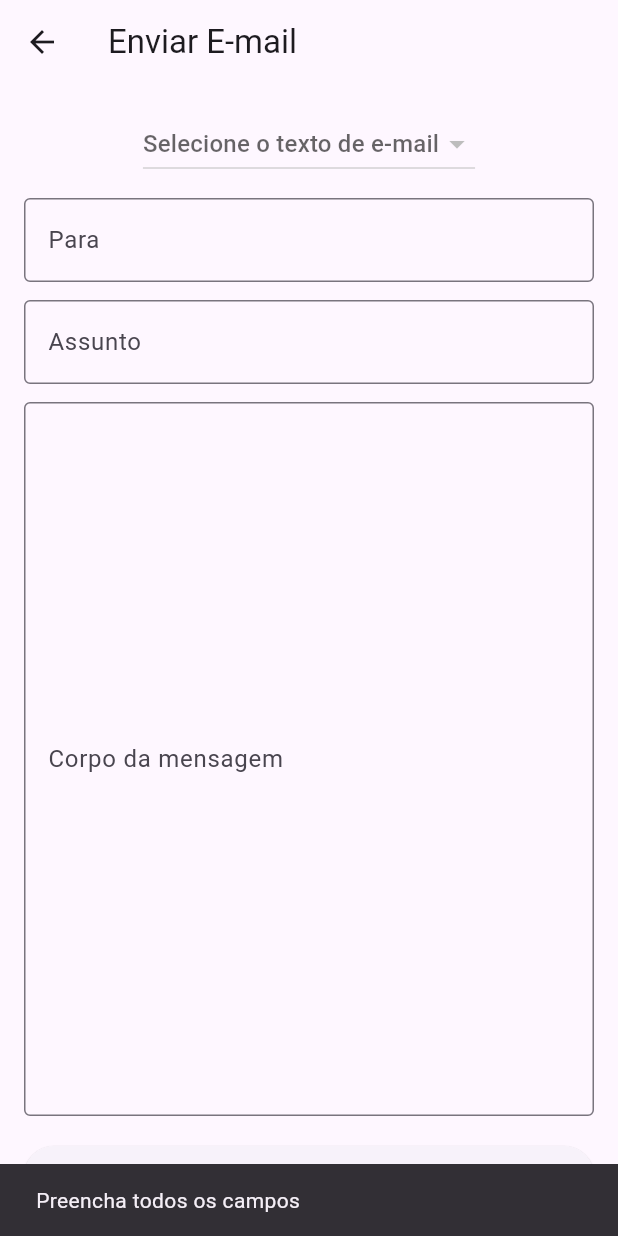
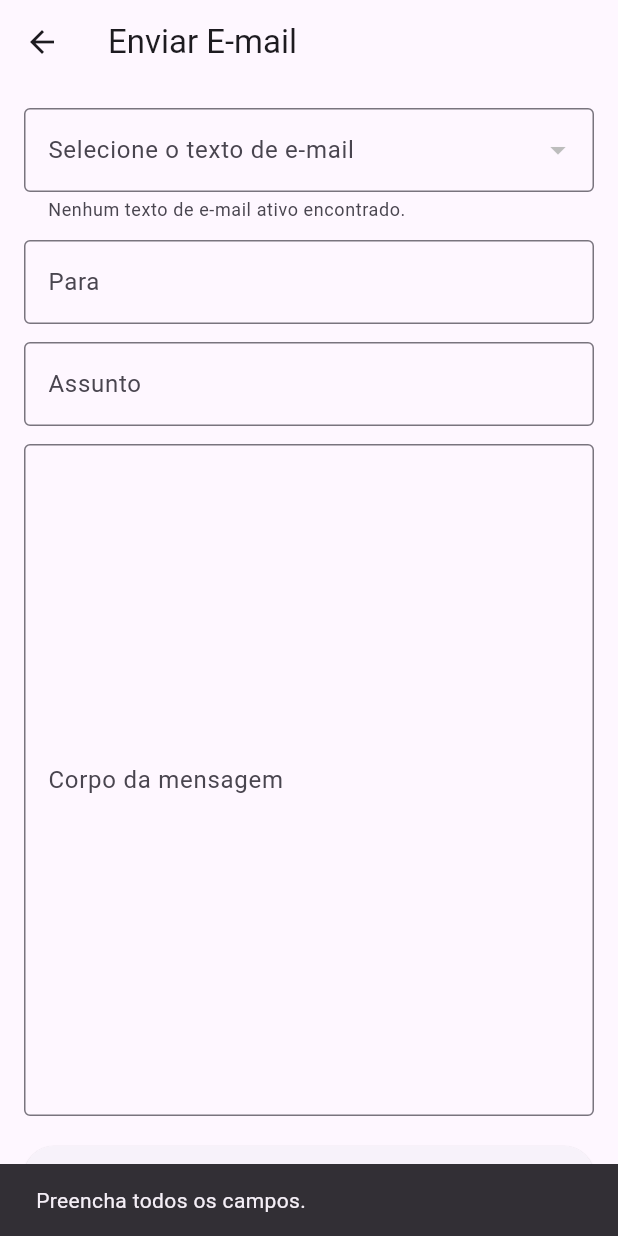
Before and after one commit to Dantas2707/TCC, a Flutter app: the EnviarEmailPage screen opened directly, after a tap on "Enviar E-mail", on a phone screen of 412 x 824 dp. Run offline on Flutter 3.47's test engine with Material 3 defaults, Android fonts, the phone set to English and light mode, and no system bars; our stand-ins replace cloud_firestore, file_picker, firebase_auth, firebase_core, firebase_storage, permission_handler; missing offline and left inert: flutter_background_messenger; accounts and stored records are empty.

Commit message:
texto email é encontrado de forma correta

```diff
--- a/lib/Pages/home_page.dart
+++ b/lib/Pages/home_page.dart
@@ -12,6 +12,7 @@ import 'package:firebase_auth/firebase_auth.dart';
 import 'package:crud/services/enviar_email.dart';
 import 'package:crud/Pages/tela_config.dart';
 import 'tela_textoEmails.dart';
+import 'tela_enviar_email.dart';
 
 class HomePage extends StatelessWidget {
   const HomePage({super.key});
@@ -164,7 +165,7 @@ class HomePage extends StatelessWidget {
               child: const Text('tela de textos de emails'),
             ),
 
-             const SizedBox(height: 20),
+            const SizedBox(height: 20),
             ElevatedButton(
               onPressed: () {
                 Navigator.push(
--- /dev/null
+++ b/lib/Pages/tela_enviar_email.dart
@@ -0,0 +1,246 @@
+// lib/pages/enviar_email_page.dart
+import 'package:flutter/material.dart';
+import 'package:cloud_firestore/cloud_firestore.dart';
+
+// ⚠️ Ajuste este import conforme o nome real do arquivo onde está a classe EmailBackendService:
+import '../services/enviar_email.dart'; // se o seu arquivo se chama enviar_email.dart, troque aqui
+
+class EnviarEmailPage extends StatefulWidget {
+  const EnviarEmailPage({Key? key}) : super(key: key);
+
+  @override
+  State<EnviarEmailPage> createState() => _EnviarEmailPageState();
+}
+
+class _EnviarEmailPageState extends State<EnviarEmailPage> {
+  final _toCtrl = TextEditingController();
+  final _subjCtrl = TextEditingController();
+  final _bodyCtrl = TextEditingController();
+
+  final _emailBackend = EmailBackendService();
+
+  bool _sending = false;
+
+  // selecionamos por ID de documento (evita diferenças de nome/acentos/maiusc)
+  String? _selectedDocId;
+
+  @override
+  void dispose() {
+    _toCtrl.dispose();
+    _subjCtrl.dispose();
+    _bodyCtrl.dispose();
+    super.dispose();
+  }
+
+  bool _isEmailValido(String email) {
+    final regex = RegExp(r'^[^\s@]+@[^\s@]+\.[^\s@]+$');
+    return regex.hasMatch(email);
+  }
+
+  Future<void> _onEnviar() async {
+    final to = _toCtrl.text.trim();
+    final subject = _subjCtrl.text.trim();
+    final body = _bodyCtrl.text.trim();
+
+    if (to.isEmpty || subject.isEmpty || body.isEmpty) {
+      ScaffoldMessenger.of(context).showSnackBar(
+        const SnackBar(content: Text('Preencha todos os campos.')),
+      );
+      return;
+    }
+
+    if (!_isEmailValido(to)) {
+      ScaffoldMessenger.of(context).showSnackBar(
+        const SnackBar(content: Text('Informe um e-mail válido.')),
+      );
+      return;
+    }
+
+    setState(() => _sending = true);
+    try {
+      await _emailBackend.enviarEmailViaBackend(
+        to: to,
+        subject: subject,
+        body: body,
+      );
+
+      if (!mounted) return;
+      ScaffoldMessenger.of(context).showSnackBar(
+        const SnackBar(content: Text('E-mail enviado com sucesso!')),
+      );
+
+      _toCtrl.clear();
+      _subjCtrl.clear();
+      _bodyCtrl.clear();
+      setState(() => _selectedDocId = null);
+    } catch (e) {
+      if (!mounted) return;
+      ScaffoldMessenger.of(context).showSnackBar(
+        SnackBar(content: Text('Erro ao enviar: $e')),
+      );
+    } finally {
+      if (mounted) setState(() => _sending = false);
+    }
+  }
+
+  @override
+  Widget build(BuildContext context) {
+    // 🔹 Consulta DIRETA ao Firestore (coleção: textosEmails)
+    final stream = FirebaseFirestore.instance
+        .collection('textosEmails')
+        .where('inativar', isEqualTo: false) // apenas ativos
+        .snapshots();
+
+    return Scaffold(
+      appBar: AppBar(title: const Text('Enviar E-mail')),
+      body: Padding(
+        padding: const EdgeInsets.all(16),
+        child: Column(
+          children: [
+            StreamBuilder<QuerySnapshot<Map<String, dynamic>>>(
+              stream: stream,
+              builder: (context, snapshot) {
+                // 1) Loading visual do tamanho do dropdown
+                if (snapshot.connectionState == ConnectionState.waiting) {
+                  return const SizedBox(
+                    height: 56,
+                    child: Align(
+                      alignment: Alignment.centerLeft,
+                      child: Padding(
+                        padding: EdgeInsets.symmetric(horizontal: 12),
+                        child: CircularProgressIndicator(),
+                      ),
+                    ),
+                  );
+                }
+
+                // 2) Erro
+                if (snapshot.hasError) {
+                  return DropdownButtonFormField<String>(
+                    isExpanded: true,
+                    value: null,
+                    items: const [],
+                    decoration: const InputDecoration(
+                      labelText: 'Selecione o texto de e-mail',
+                      border: OutlineInputBorder(),
+                      errorText: 'Erro ao carregar textos',
+                    ),
+                    onChanged: null,
+                  );
+                }
+
+                // 3) Monta lista de itens a partir dos docs
+                final docs = snapshot.data?.docs ??
+                    <QueryDocumentSnapshot<Map<String, dynamic>>>[];
+                // (se houver docs com inativar == true por engano, filtramos novamente)
+                final ativos = docs
+                    .where((d) => (d.data()['inativar'] ?? false) == false)
+                    .toList();
+
+                // DEBUG opcional
+                // debugPrint('Docs ativos: ${ativos.length}');
+                // for (final d in ativos) {
+                //   debugPrint(' - ${d.id} | ${(d.data()['nome'] ?? '').toString()}');
+                // }
+
+                if (ativos.isEmpty) {
+                  return DropdownButtonFormField<String>(
+                    isExpanded: true,
+                    value: null,
+                    items: const [],
+                    decoration: const InputDecoration(
+                      labelText: 'Selecione o texto de e-mail',
+                      border: OutlineInputBorder(),
+                      helperText: 'Nenhum texto de e-mail ativo encontrado.',
+                    ),
+                    onChanged: null,
+                  );
+                }
+
+                // garante que o value atual é válido
+                final ids = ativos.map((d) => d.id).toList();
+                final safeValue =
+                    ids.contains(_selectedDocId) ? _selectedDocId : null;
+
+                return DropdownButtonFormField<String>(
+                  isExpanded: true,
+                  value: safeValue,
+                  items: ativos
+                      .map(
+                        (d) => DropdownMenuItem<String>(
+                          value: d.id,
+                          child: Text((d.data()['nome'] ?? '').toString()),
+                        ),
+                      )
+                      .toList(),
+                  decoration: const InputDecoration(
+                    labelText: 'Selecione o texto de e-mail',
+                    border: OutlineInputBorder(),
+                  ),
+                  onChanged: (value) {
+                    setState(() => _selectedDocId = value);
+                    if (value == null) return;
+
+                    // Preenche DIRETO do doc selecionado (sem nova query)
+                    final chosen = ativos.firstWhere((d) => d.id == value);
+                    final data = chosen.data();
+                    _subjCtrl.text = (data['nome'] ?? '').toString();
+                    _bodyCtrl.text = (data['textoEmail'] ?? '').toString();
+
+                    // debugPrint('Selecionado: ${chosen.id} | ${_subjCtrl.text} | len=${_bodyCtrl.text.length}');
+                  },
+                );
+              },
+            ),
+            const SizedBox(height: 12),
+            TextField(
+              controller: _toCtrl,
+              decoration: const InputDecoration(
+                labelText: 'Para',
+                border: OutlineInputBorder(),
+              ),
+              keyboardType: TextInputType.emailAddress,
+            ),
+            const SizedBox(height: 12),
+            TextField(
+              controller: _subjCtrl,
+              decoration: const InputDecoration(
+                labelText: 'Assunto',
+                border: OutlineInputBorder(),
+              ),
+            ),
+            const SizedBox(height: 12),
+            Expanded(
+              child: TextField(
+                controller: _bodyCtrl,
+                decoration: const InputDecoration(
+                  labelText: 'Corpo da mensagem',
+                  border: OutlineInputBorder(),
+                ),
+                maxLines: null,
+                expands: true,
+              ),
+            ),
+            const SizedBox(height: 16),
+            SizedBox(
+              width: double.infinity,
+              child: ElevatedButton(
+                onPressed: _sending ? null : _onEnviar,
+                child: _sending
+                    ? const SizedBox(
+                        width: 20,
+                        height: 20,
+                        child: CircularProgressIndicator(
+                          strokeWidth: 2,
+                          color: Colors.white,
+                        ),
+                      )
+                    : const Text('Enviar E-mail'),
+              ),
+            ),
+          ],
+        ),
+      ),
+    );
+  }
+}
--- a/lib/Pages/tela_registrar_ocorrencia.dart
+++ b/lib/Pages/tela_registrar_ocorrencia.dart
@@ -6,7 +6,7 @@ import 'package:firebase_auth/firebase_auth.dart';
 import 'package:flutter/material.dart';
 import 'package:flutter_background_messenger/flutter_background_messenger.dart';
 import 'package:permission_handler/permission_handler.dart';
-import 'package:crud/services/enviar_email.dart' as fsEnviarEmail; // Prefixo fsEnviarEmail
+import 'package:crud/services/enviar_email.dart'; // Prefixo fsEnviarEmail
 
 /// Modelo para cada guardião
 class _Guardiao {
@@ -83,6 +83,8 @@ class _OcorrenciaPageState extends State<OcorrenciaPage> {
     }
   }
 
+  // instância única do service
+  final EmailBackendService _emailService = EmailBackendService();
   // Função para enviar e-mail para os guardiões
   Future<void> enviarEmailGuardioes() async {
     final selecionados = _guardioes.where((g) => g.selecionado).toList();
@@ -100,7 +102,7 @@ class _OcorrenciaPageState extends State<OcorrenciaPage> {
       }
 
       try {
-        await fsEnviarEmail.enviarEmailViaBackend( // Usando o prefixo fsEnviarEmail
+         await _emailService.enviarEmailViaBackend( // Usando o prefixo fsEnviarEmail
           to: g.email,
           subject: assunto,
           body: corpo,
--- a/lib/main.dart
+++ b/lib/main.dart
@@ -4,6 +4,7 @@ import 'package:crud/firebase_options.dart';
 import 'package:firebase_auth/firebase_auth.dart';
 import 'package:firebase_core/firebase_core.dart';
 import 'package:flutter/material.dart';
+
 
 void main() async {
   WidgetsFlutterBinding.ensureInitialized();
--- a/lib/services/enviar_email.dart
+++ b/lib/services/enviar_email.dart
@@ -1,12 +1,15 @@
+// lib/services/email_service.dart
 import 'dart:convert';
-import 'package:flutter/material.dart';
 import 'package:http/http.dart' as http;
 import 'package:cloud_firestore/cloud_firestore.dart';
 
-// Aponte para o seu servidor Dart que usa Gmail SMTP
-const String backendUrl = 'https://backendapp-novo.onrender.com';
+class EmailBackendService {
+  EmailBackendService(
+      {this.backendUrl = 'https://enviar-email-3jwi.onrender.com'});
 
-// Função para enviar e-mail via backend
+  final String backendUrl;
+
+  /// Envia e-mail via backend HTTP.
   Future<void> enviarEmailViaBackend({
     required String to,
     required String subject,
@@ -17,8 +20,10 @@ Future<void> enviarEmailViaBackend({
       headers: {'Content-Type': 'application/json'},
       body: jsonEncode({'to': to, 'subject': subject, 'body': body}),
     );
+
     if (resp.statusCode != 200) {
       throw Exception('Falha ao enviar: ${resp.body}');
+    }
   }
 }
 
@@ -26,193 +31,36 @@ class FirestoreService {
   final CollectionReference textosEmails =
       FirebaseFirestore.instance.collection('textosEmails');
 
-  // Função para listar os textos de e-mails ativos
-  Stream<QuerySnapshot> listarTextosEmailsAtivos() {
-    return textosEmails.where('inativar', isEqualTo: false).snapshots();
+  /// Stream com os textos de e-mail ativos (para usar com StreamBuilder)
+  Stream<QuerySnapshot<Map<String, dynamic>>> listarTextosEmailsAtivos() {
+    return textosEmails
+        .where('inativar', isEqualTo: false)
+        .withConverter<Map<String, dynamic>>(
+          fromFirestore: (snap, _) => snap.data() as Map<String, dynamic>,
+          toFirestore: (data, _) => data,
+        )
+        .snapshots();
   }
 
-  // Função para buscar um texto de e-mail pelo nome
-  Future<DocumentSnapshot?> buscarTextoEmail(String nome) async {
-    QuerySnapshot snapshot = await textosEmails
+  /// Busca um documento de texto de e-mail por nome (se ativo)
+  Future<Map<String, dynamic>?> buscarTextoEmail(String nome) async {
+    final snapshot = await textosEmails
         .where('nome', isEqualTo: nome)
         .where('inativar', isEqualTo: false)
         .limit(1)
         .get();
 
-    if (snapshot.docs.isNotEmpty) {
-      return snapshot.docs.first;
+    if (snapshot.docs.isEmpty) return null;
+    return snapshot.docs.first.data() as Map<String, dynamic>;
   }
-    return null;
+
+  /// 🔹 Novo: Lista apenas os nomes dos textos ativos (útil para Dropdown)
+  Future<List<String>> listarNomesTextosEmails() async {
+    final query = await textosEmails.where('inativar', isEqualTo: false).get();
+
+    return query.docs
+        .map((doc) => (doc['nome'] ?? '').toString())
+        .where((nome) => nome.isNotEmpty)
+        .toList();
   }
 }
-
-void main() => runApp(const MyApp());
-
-class MyApp extends StatelessWidget {
-  const MyApp({Key? key}) : super(key: key);
-
-  @override
-  Widget build(BuildContext context) => MaterialApp(
-        title: 'Envio de E-mail',
-        home: const EnviarEmailPage(),
-      );
-}
-
-class EnviarEmailPage extends StatefulWidget {
-  const EnviarEmailPage({Key? key}) : super(key: key);
-
-  @override
-  _EnviarEmailPageState createState() => _EnviarEmailPageState();
-}
-
-class _EnviarEmailPageState extends State<EnviarEmailPage> {
-  final FirestoreService firestoreService =
-      FirestoreService(); // Instância do FirestoreService
-  final _toCtrl = TextEditingController();
-  final _subjCtrl = TextEditingController();
-  final _bodyCtrl = TextEditingController();
-  bool _sending = false;
-
-  String? _selectedTextoEmail; // Texto de e-mail selecionado
-  List<String> _textosEmailList =
-      []; // Lista para armazenar os nomes dos textos
-
-  @override
-  void initState() {
-    super.initState();
-    _listarTextosEmailAtivos();
-  }
-
-  // Função para listar os textos de e-mails ativos
-  Future<void> _listarTextosEmailAtivos() async {
-    firestoreService.listarTextosEmailsAtivos().listen((snapshot) {
-      List<String> textos = [];
-      for (var doc in snapshot.docs) {
-        textos.add(doc['nome']); // Adiciona o nome do texto à lista
-      }
-      setState(() {
-        _textosEmailList = textos;
-      });
-    });
-  }
-
-  // Função para preencher o e-mail selecionado
-  Future<void> _preencherEmail(String nomeTextoEmail) async {
-    var textoDoc = await firestoreService.buscarTextoEmail(nomeTextoEmail);
-
-    if (textoDoc != null) {
-      _subjCtrl.text =
-          textoDoc['nome']; // Preenche o assunto com o nome do e-mail
-      _bodyCtrl.text =
-          textoDoc['textoEmail']; // Preenche o corpo com o conteúdo do e-mail
-    }
-  }
-
-  // Função para enviar o e-mail
-  Future<void> _onEnviar() async {
-    final to = _toCtrl.text.trim();
-    final subject = _subjCtrl.text.trim();
-    final body = _bodyCtrl.text.trim();
-
-    if (to.isEmpty || subject.isEmpty || body.isEmpty) {
-      ScaffoldMessenger.of(context).showSnackBar(
-        const SnackBar(content: Text('Preencha todos os campos')),
-      );
-      return;
-    }
-
-    setState(() => _sending = true);
-    try {
-      await enviarEmailViaBackend(to: to, subject: subject, body: body);
-      ScaffoldMessenger.of(context).showSnackBar(
-        const SnackBar(content: Text('E-mail enviado com sucesso!')),
-      );
-      _toCtrl.clear();
-      _subjCtrl.clear();
-      _bodyCtrl.clear();
-    } catch (e) {
-      ScaffoldMessenger.of(context).showSnackBar(
-        SnackBar(content: Text('Erro ao enviar: $e')),
-      );
-    } finally {
-      setState(() => _sending = false);
-    }
-  }
-
-  @override
-  Widget build(BuildContext ctx) {
-    return Scaffold(
-      appBar: AppBar(title: const Text('Enviar E-mail')),
-      body: Padding(
-        padding: const EdgeInsets.all(16),
-        child: Column(
-          children: [
-            // Combo Box para selecionar o texto de e-mail
-            DropdownButton<String>(
-              hint: const Text('Selecione o texto de e-mail'),
-              value: _selectedTextoEmail,
-              onChanged: (newValue) {
-                setState(() {
-                  _selectedTextoEmail = newValue;
-                });
-                // Preenche o assunto e o corpo do e-mail quando selecionado
-                _preencherEmail(newValue!);
-              },
-              items: _textosEmailList
-                  .map<DropdownMenuItem<String>>((String value) {
-                return DropdownMenuItem<String>(
-                  value: value,
-                  child: Text(value),
-                );
-              }).toList(),
-            ),
-            const SizedBox(height: 12),
-            TextField(
-              controller: _toCtrl,
-              decoration: const InputDecoration(
-                labelText: 'Para',
-                border: OutlineInputBorder(),
-              ),
-              keyboardType: TextInputType.emailAddress,
-            ),
-            const SizedBox(height: 12),
-            TextField(
-              controller: _subjCtrl,
-              decoration: const InputDecoration(
-                labelText: 'Assunto',
-                border: OutlineInputBorder(),
-              ),
-            ),
-            const SizedBox(height: 12),
-            Expanded(
-              child: TextField(
-                controller: _bodyCtrl,
-                decoration: const InputDecoration(
-                  labelText: 'Corpo da mensagem',
-                  border: OutlineInputBorder(),
-                ),
-                maxLines: null,
-                expands: true,
-              ),
-            ),
-            const SizedBox(height: 16),
-            SizedBox(
-              width: double.infinity,
-              child: ElevatedButton(
-                onPressed: _sending ? null : _onEnviar,
-                child: _sending
-                    ? const SizedBox(
-                        width: 20,
-                        height: 20,
-                        child: CircularProgressIndicator(
-                            strokeWidth: 2, color: Colors.white),
-                      )
-                    : const Text('Enviar E-mail'),
-              ),
-            ),
-          ],
-        ),
-      ),
-    );
-  }
-}
```
Also changed, not shown: lib/Pages/tela_usuario.dart (+4 -3 lines). Lines whose indentation alone changed are shown as unchanged.
